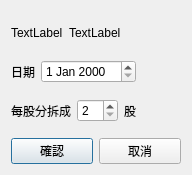
First picture: the form in QtStockSplitEditDialog.ui, repository foxking0416/PythonStockPrice, before the edit.
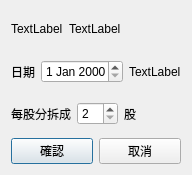
Second picture: the form after the edit.

```diff
--- a/QtStockSplitEditDialog.ui
+++ b/QtStockSplitEditDialog.ui
@@ -69,6 +69,13 @@
      <item>
       <widget class="QDateEdit" name="qtDateEdit"/>
      </item>
+     <item>
+      <widget class="QLabel" name="qtWeekdayLabel">
+       <property name="text">
+        <string>TextLabel</string>
+       </property>
+      </widget>
+     </item>
      <item>
       <spacer name="horizontalSpacer_5">
        <property name="orientation">
```
